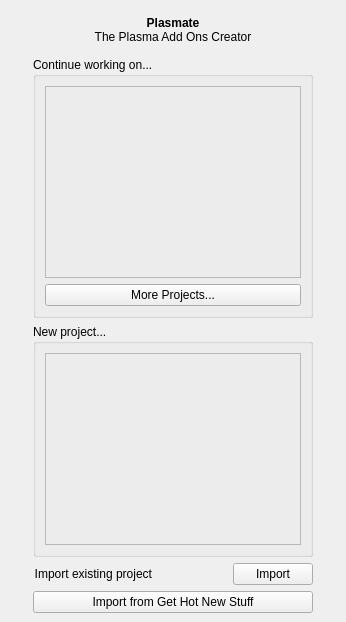
Before: the Qt Designer form startpage.ui in KDE/plasma-sdk, drawn with Qt 5.
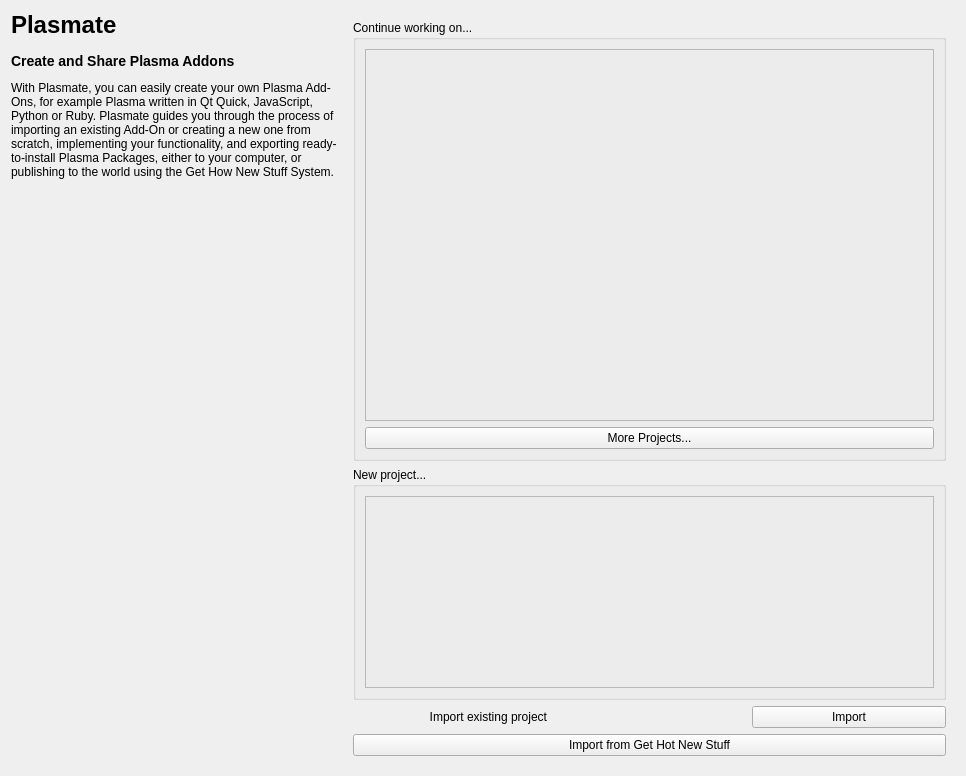
After: the same form once the commit is applied. Custom widgets are drawn as their Qt base class.

Commit message:
Startpage rework part 1
- add short explanatory text.
- Clean up layout
- make buttons a tad bigger and more inviting

Diff of the .ui file:
```diff
--- a/startpage.ui
+++ b/startpage.ui
@@ -6,30 +6,41 @@
    <rect>
     <x>0</x>
     <y>0</y>
-    <width>346</width>
-    <height>599</height>
+    <width>966</width>
+    <height>776</height>
    </rect>
   </property>
-  <layout class="QGridLayout" name="gridLayout_3">
-   <property name="margin">
-    <number>0</number>
-   </property>
-   <item row="0" column="0">
-    <spacer name="horizontalSpacer">
-     <property name="orientation">
-      <enum>Qt::Horizontal</enum>
-     </property>
-     <property name="sizeHint" stdset="0">
+  <layout class="QHBoxLayout" name="horizontalLayout_3">
+   <item>
+    <widget class="QLabel" name="welcomeText">
+     <property name="sizePolicy">
+      <sizepolicy hsizetype="Preferred" vsizetype="MinimumExpanding">
+       <horstretch>0</horstretch>
+       <verstretch>0</verstretch>
+      </sizepolicy>
+     </property>
+     <property name="minimumSize">
       <size>
-       <width>1</width>
-       <height>20</height>
+       <width>0</width>
+       <height>0</height>
       </size>
      </property>
-    </spacer>
+     <property name="text">
+      <string>&lt;h1&gt;Plasmate&lt;/h1&gt;
+&lt;h3&gt;Create and Share Plasma Addons&lt;/h3&gt;
+&lt;p&gt;
+With Plasmate, you can easily create your own Plasma Add-Ons, for example Plasma written in Qt Quick, JavaScript, Python or Ruby. Plasmate guides you through the process of importing an existing Add-On or creating a new one from scratch, implementing your functionality, and exporting ready-to-install Plasma Packages, either to your computer, or publishing to the world using the Get How New Stuff System. 
+&lt;/p&gt;</string>
+     </property>
+     <property name="alignment">
+      <set>Qt::AlignLeading|Qt::AlignLeft|Qt::AlignTop</set>
+     </property>
+     <property name="wordWrap">
+      <bool>true</bool>
+     </property>
+    </widget>
    </item>
-   <item row="0" column="1">
-    <layout class="QFormLayout" name="formLayout">
-     <item row="1" column="0">
+   <item>
       <widget class="QStackedWidget" name="layoutHackStackedWidget">
        <property name="sizePolicy">
         <sizepolicy hsizetype="Preferred" vsizetype="MinimumExpanding">
@@ -48,36 +59,6 @@
        </property>
        <widget class="QWidget" name="stackedWidgetPageOne">
         <layout class="QVBoxLayout" name="verticalLayout_4">
-         <item>
-          <widget class="QLabel" name="welcomeText">
-           <property name="sizePolicy">
-            <sizepolicy hsizetype="Preferred" vsizetype="MinimumExpanding">
-             <horstretch>0</horstretch>
-             <verstretch>0</verstretch>
-            </sizepolicy>
-           </property>
-           <property name="minimumSize">
-            <size>
-             <width>0</width>
-             <height>0</height>
-            </size>
-           </property>
-           <property name="text">
-            <string>&lt;!DOCTYPE HTML PUBLIC &quot;-//W3C//DTD HTML 4.0//EN&quot; &quot;http://www.w3.org/TR/REC-html40/strict.dtd&quot;&gt;
-&lt;html&gt;&lt;head&gt;&lt;meta name=&quot;qrichtext&quot; content=&quot;1&quot; /&gt;&lt;style type=&quot;text/css&quot;&gt;
-p, li { white-space: pre-wrap; }
-&lt;/style&gt;&lt;/head&gt;&lt;body style=&quot; font-family:'Sans Serif'; font-size:9pt; font-weight:400; font-style:normal;&quot;&gt;
-&lt;p align=&quot;center&quot; style=&quot; margin-top:0px; margin-bottom:0px; margin-left:0px; margin-right:0px; -qt-block-indent:0; text-indent:0px;&quot;&gt;&lt;span style=&quot; font-weight:600;&quot;&gt;Plasmate&lt;/span&gt;&lt;/p&gt;
-&lt;p align=&quot;center&quot; style=&quot; margin-top:0px; margin-bottom:0px; margin-left:0px; margin-right:0px; -qt-block-indent:0; text-indent:0px;&quot;&gt;The Plasma Add Ons Creator&lt;/p&gt;&lt;/body&gt;&lt;/html&gt;</string>
-           </property>
-           <property name="alignment">
-            <set>Qt::AlignCenter</set>
-           </property>
-           <property name="wordWrap">
-            <bool>true</bool>
-           </property>
-          </widget>
-         </item>
          <item>
           <widget class="QGroupBox" name="groupBox">
            <property name="sizePolicy">
@@ -132,6 +113,12 @@
               <property name="frameShadow">
                <enum>QFrame::Plain</enum>
               </property>
+            <property name="iconSize">
+             <size>
+              <width>32</width>
+              <height>32</height>
+             </size>
+            </property>
              </widget>
             </item>
             <item row="2" column="1">
@@ -204,6 +191,12 @@
               <property name="frameShadow">
                <enum>QFrame::Plain</enum>
               </property>
+            <property name="iconSize">
+             <size>
+              <width>32</width>
+              <height>32</height>
+             </size>
+            </property>
              </widget>
             </item>
            </layout>
@@ -425,34 +418,6 @@
         </layout>
        </widget>
       </widget>
-     </item>
-    </layout>
-   </item>
-   <item row="0" column="2">
-    <spacer name="horizontalSpacer_2">
-     <property name="orientation">
-      <enum>Qt::Horizontal</enum>
-     </property>
-     <property name="sizeHint" stdset="0">
-      <size>
-       <width>0</width>
-       <height>20</height>
-      </size>
-     </property>
-    </spacer>
-   </item>
-   <item row="1" column="1">
-    <spacer name="verticalSpacer">
-     <property name="orientation">
-      <enum>Qt::Vertical</enum>
-     </property>
-     <property name="sizeHint" stdset="0">
-      <size>
-       <width>20</width>
-       <height>5</height>
-      </size>
-     </property>
-    </spacer>
    </item>
   </layout>
  </widget>
```
Left out of the diff: 20 changed lines with no effect on the pictures. Lines whose indentation alone changed are shown as unchanged.
